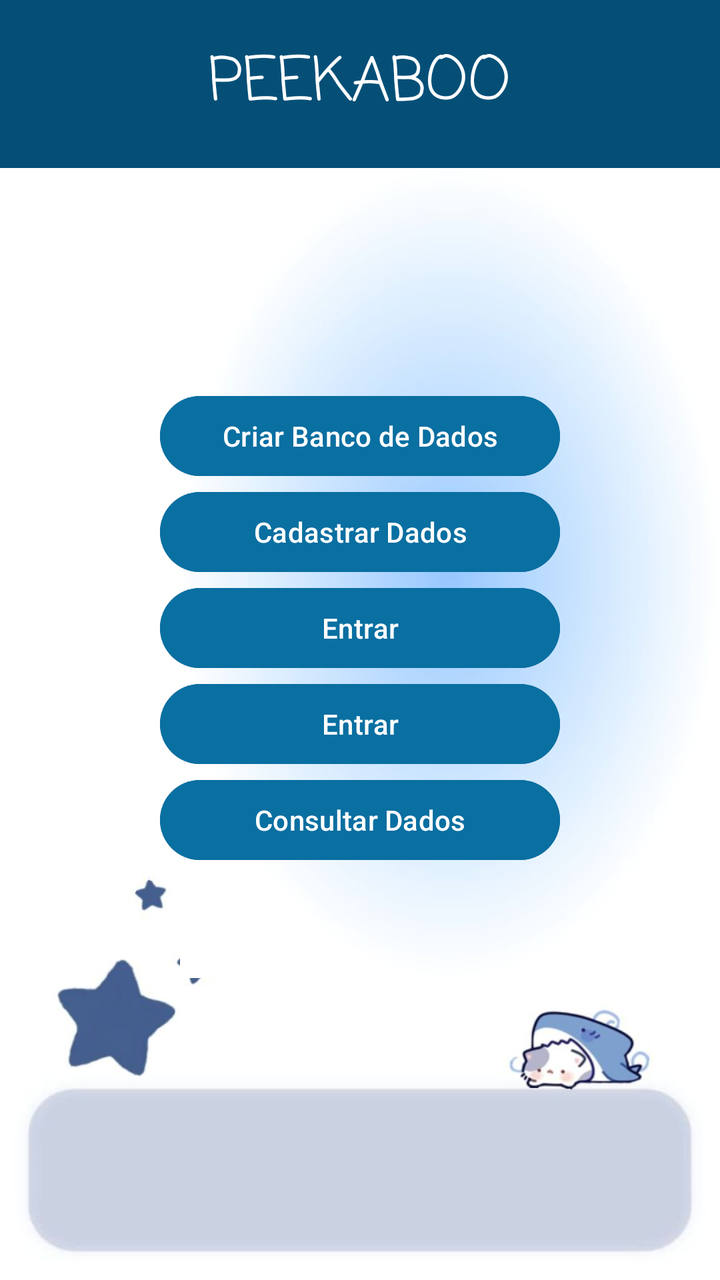
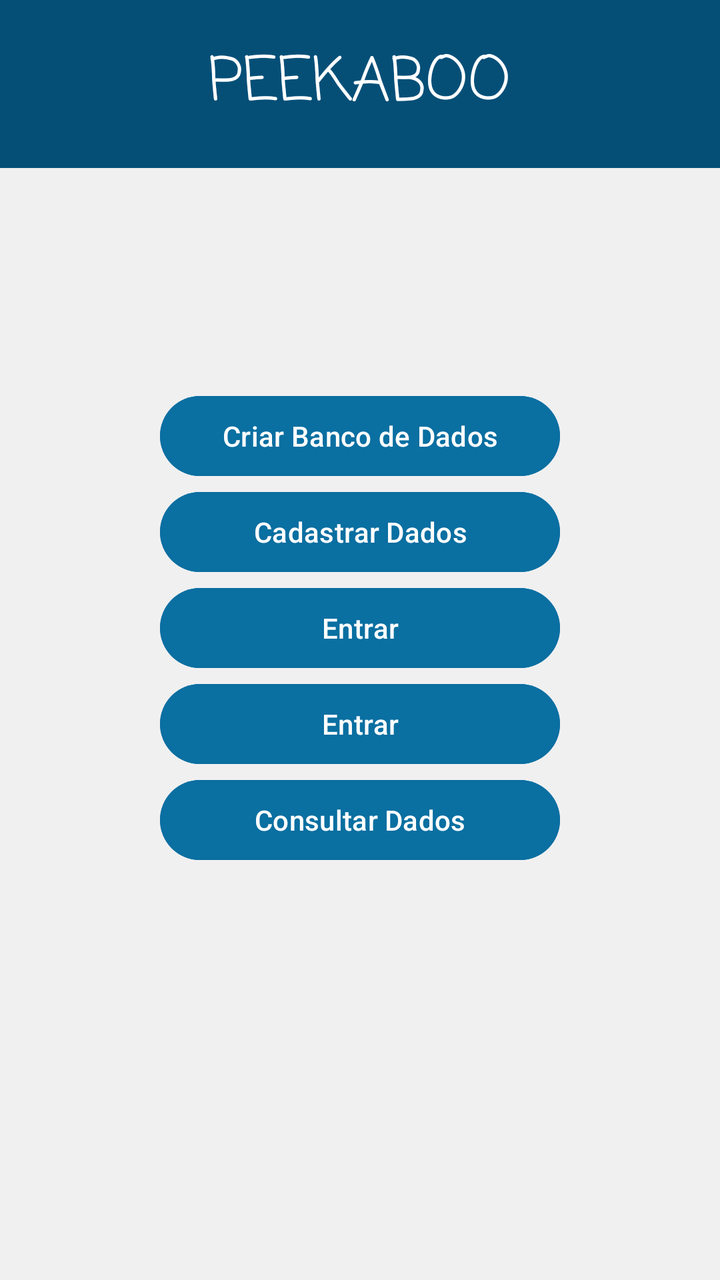

Compare the two renders of this Android layout. The source of the first and the diff that turns it into the second are given below.
<!-- AndroidManifest.xml: application theme Theme.Peekaboo -->
<!-- res/layout/activity_main.xml -->
<?xml version="1.0" encoding="utf-8"?>
<LinearLayout xmlns:android="http://schemas.android.com/apk/res/android"
    xmlns:tools="http://schemas.android.com/tools"
    android:id="@+id/main"
    android:layout_width="match_parent"
    android:layout_height="match_parent"
    android:orientation="vertical"
    android:background="@drawable/fundo1">

    <LinearLayout
        android:id="@+id/layoutCorFundo"
        android:layout_width="match_parent"
        android:layout_height="84dp"
        android:background="#054F77"
        android:gravity="center">

        <TextView
            android:id="@+id/textView2"
            android:layout_width="wrap_content"
            android:layout_height="wrap_content"
            android:layout_gravity="center"
            android:fontFamily="casual"
            android:text="@string/peekaboo"
            android:textColor="#FFFFFF"
            android:textSize="30sp" />
    </LinearLayout>

    <FrameLayout
        android:layout_width="match_parent"
        android:layout_height="0dp"
        android:layout_weight="1">

        <ImageView
            android:id="@+id/imagemCentral"
            android:layout_width="450dp"
            android:layout_height="405dp"
            android:contentDescription="@string/todo"
            android:src="@drawable/fundo_bem_vindo" />

        <LinearLayout
            android:layout_width="match_parent"
            android:layout_height="360dp"
            android:layout_gravity="top"
            android:layout_marginTop="50dp"
            android:gravity="center"
            android:orientation="vertical">

            <Button
                android:id="@+id/btcriarbanco"
                android:layout_width="200dp"
                android:layout_height="wrap_content"
                android:backgroundTint="#0A6FA1"
                android:text="@string/criar_banco_de_dados" />

            <Button
                android:id="@+id/btcadastrardados"
                android:layout_width="200dp"
                android:layout_height="wrap_content"
                android:backgroundTint="#0A6FA1"
                android:text="@string/cadastrar_dados"
                tools:ignore="TextSizeCheck" />

            <Button
                android:id="@+id/btcadastrar_user"
                android:layout_width="200dp"
                android:layout_height="wrap_content"
                android:backgroundTint="#0A6FA1"
                android:text="@string/login"
                tools:ignore="TextSizeCheck" />

            <Button
                android:id="@+id/btlogin"
                android:layout_width="200dp"
                android:layout_height="wrap_content"
                android:backgroundTint="#0A6FA1"
                android:text="@string/login"
                tools:ignore="TextSizeCheck" />

            <Button
                android:id="@+id/btconsultardados"
                android:layout_width="200dp"
                android:layout_height="wrap_content"
                android:backgroundTint="#0A6FA1"
                android:text="@string/consultar_dados" />
        </LinearLayout>
    </FrameLayout>
</LinearLayout>
<!-- resources referenced by this layout -->
<resources>
  <!-- drawable fundo1: jpg bitmap (drawable, 23094 bytes) -->
  <!-- drawable fundo_bem_vindo: jpg bitmap (drawable, 14823 bytes) -->
  <string name="cadastrar_dados">Cadastrar Dados</string>
  <string name="consultar_dados">Consultar Dados</string>
  <string name="criar_banco_de_dados">Criar Banco de Dados</string>
  <string name="login">Entrar</string>
  <string name="peekaboo">PEEKABOO</string>
  <string name="todo">TODO</string>
  <style name="Theme.Peekaboo" parent="Base.Theme.Peekaboo" />
  <style name="Base.Theme.Peekaboo" parent="Theme.Material3.DayNight.NoActionBar">
          <item name="colorPrimary">@color/blue</item>
          <item name="colorPrimaryVariant">@color/blue</item>
          <item name="colorOnPrimary">@color/white</item>
  
          <item name="colorSecondary">@color/accent_orange</item>
          <item name="colorSecondaryVariant">@color/accent_orange</item>
          <item name="colorOnSecondary">@color/white</item>
  
          <item name="android:statusBarColor">?attr/colorPrimaryVariant</item>
  
          <item name="android:windowBackground">@color/warm_gray</item>
      </style>
  <color name="blue">#133566</color>
  <color name="white">#FFFFFFFF</color>
  <color name="accent_orange">#E06D28</color>
  <color name="warm_gray">#F0F0F0</color>
</resources>

<!-- the commit's change to res/layout/activity_main.xml (unified diff, before → after) -->
@@ -4,8 +4,7 @@
     android:id="@+id/main"
     android:layout_width="match_parent"
     android:layout_height="match_parent"
-    android:orientation="vertical"
-    android:background="@drawable/fundo1">
+    android:orientation="vertical">
 
     <LinearLayout
         android:id="@+id/layoutCorFundo"
@@ -34,8 +33,7 @@
             android:id="@+id/imagemCentral"
             android:layout_width="450dp"
             android:layout_height="405dp"
-            android:contentDescription="@string/todo"
-            android:src="@drawable/fundo_bem_vindo" />
+            android:contentDescription="@string/todo" />
 
         <LinearLayout
             android:layout_width="match_parent"
<!-- resource entries referenced after the edit -->
@@ -1,7 +1,5 @@
 <!-- resources referenced by this layout -->
 <resources>
-  <!-- drawable fundo1: jpg bitmap (drawable, 23094 bytes) -->
-  <!-- drawable fundo_bem_vindo: jpg bitmap (drawable, 14823 bytes) -->
   <string name="cadastrar_dados">Cadastrar Dados</string>
   <string name="consultar_dados">Consultar Dados</string>
   <string name="criar_banco_de_dados">Criar Banco de Dados</string>
